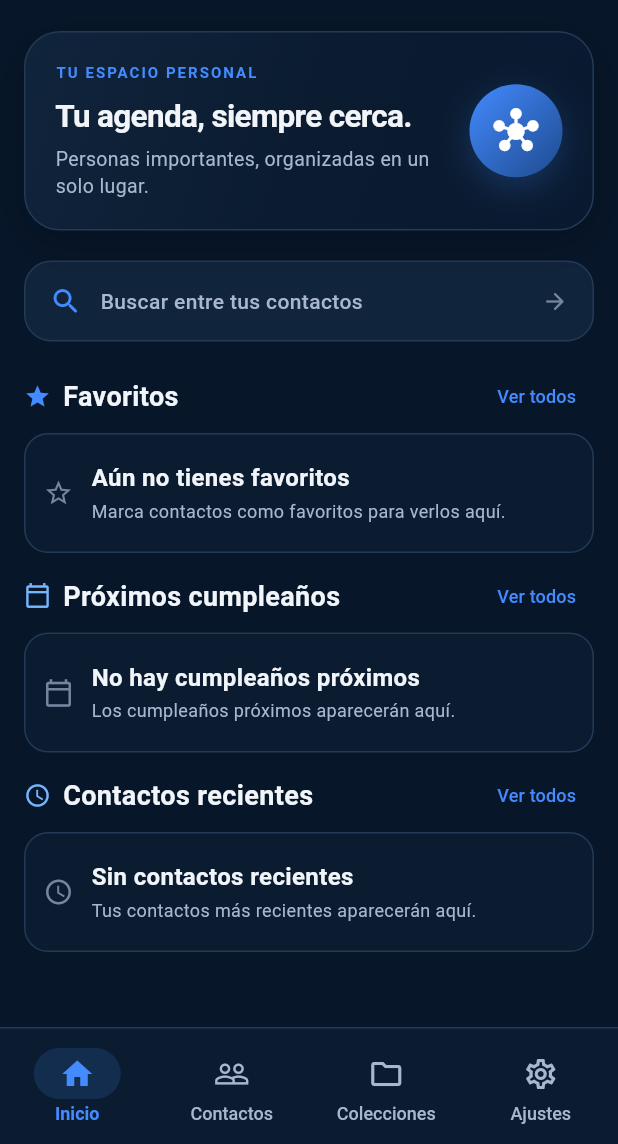
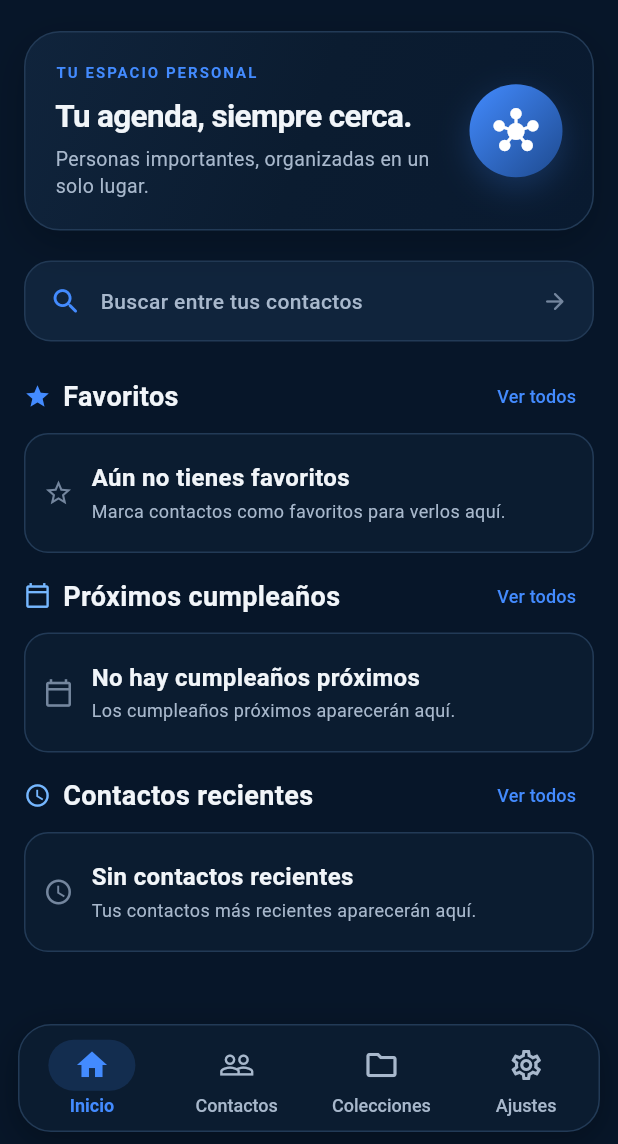
Before and after one commit to Ocelote9547/Nexo-dev, a Flutter app: the screen it shows after launch, on a phone screen of 412 x 824 dp, the part 92-1236 px from its top. Run offline on Flutter 3.47's test engine with Material 3 defaults, Android fonts, the phone set to English and light mode, and no system bars; our stand-ins replace drift, file_picker, flutter_contacts, flutter_local_notifications, flutter_riverpod, flutter_secure_storage and 4 more; accounts and stored records are empty; generated files the repository leaves out were written again.

Commit message:
Separate floating NEXO navigation from Android system navigation area

```diff
--- a/lib/features/home/presentation/screens/home_screen.dart
+++ b/lib/features/home/presentation/screens/home_screen.dart
@@ -55,16 +55,29 @@ class _NexoBottomNav extends ConsumerWidget {
   @override
   Widget build(BuildContext context, WidgetRef ref) {
     final tokens = ref.tokens(context);
-    final bottomInset = MediaQuery.of(context).padding.bottom;
+    final bottomInset = MediaQuery.viewPaddingOf(context).bottom;
 
+    // La barra NEXO queda como una tarjeta flotante independiente.
+    // El espacio inferior mantiene separada la zona de gestos/botones Android.
     return Container(
-      height: 78 + bottomInset,
+      color: tokens.background,
+      padding: EdgeInsets.fromLTRB(12, 8, 12, bottomInset + 8),
+      child: Container(
+        height: 72,
         decoration: BoxDecoration(
           color: tokens.surface,
-        border: Border(top: BorderSide(color: tokens.border, width: 1)),
+          borderRadius: BorderRadius.circular(22),
+          border: Border.all(color: tokens.border),
+          boxShadow: [
+            BoxShadow(
+              color: Colors.black.withValues(alpha: tokens.isDark ? 0.30 : 0.08),
+              blurRadius: 20,
+              offset: const Offset(0, 6),
             ),
-      child: Padding(
-        padding: EdgeInsets.only(bottom: bottomInset),
+          ],
+        ),
+        child: ClipRRect(
+          borderRadius: BorderRadius.circular(22),
           child: Row(
             children: List.generate(
               _destinations.length,
@@ -74,6 +87,7 @@ class _NexoBottomNav extends ConsumerWidget {
                   destination: _destinations[index],
                   isSelected: currentIndex == index,
                   onTap: () => onTap(index),
+                ),
               ),
             ),
           ),
```
Lines whose indentation alone changed are shown as unchanged.
